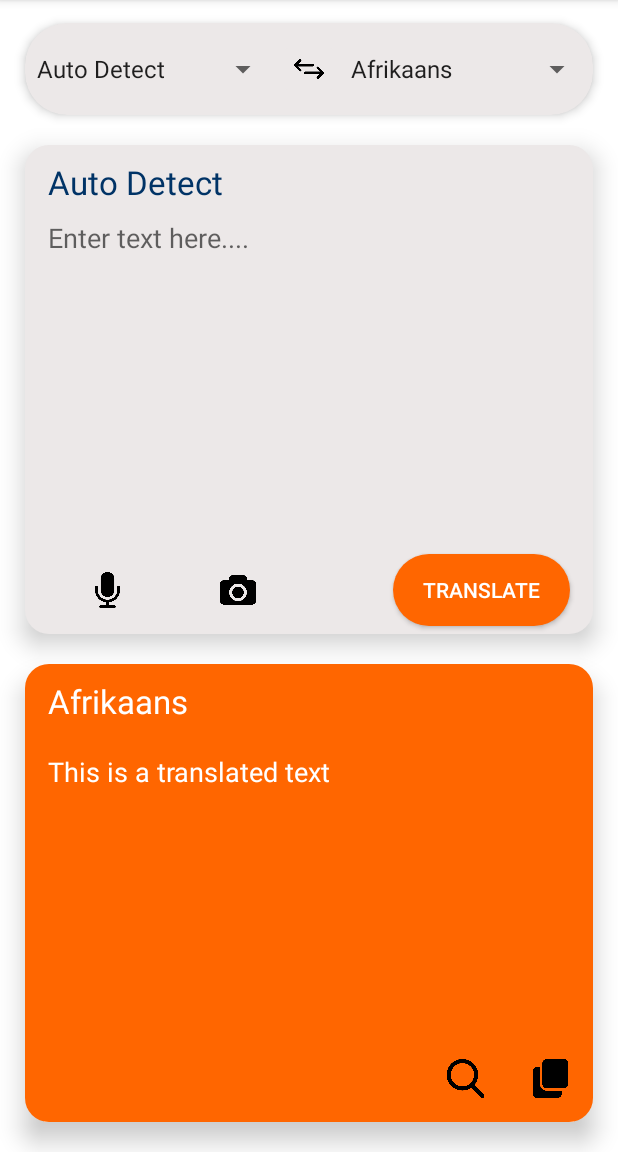
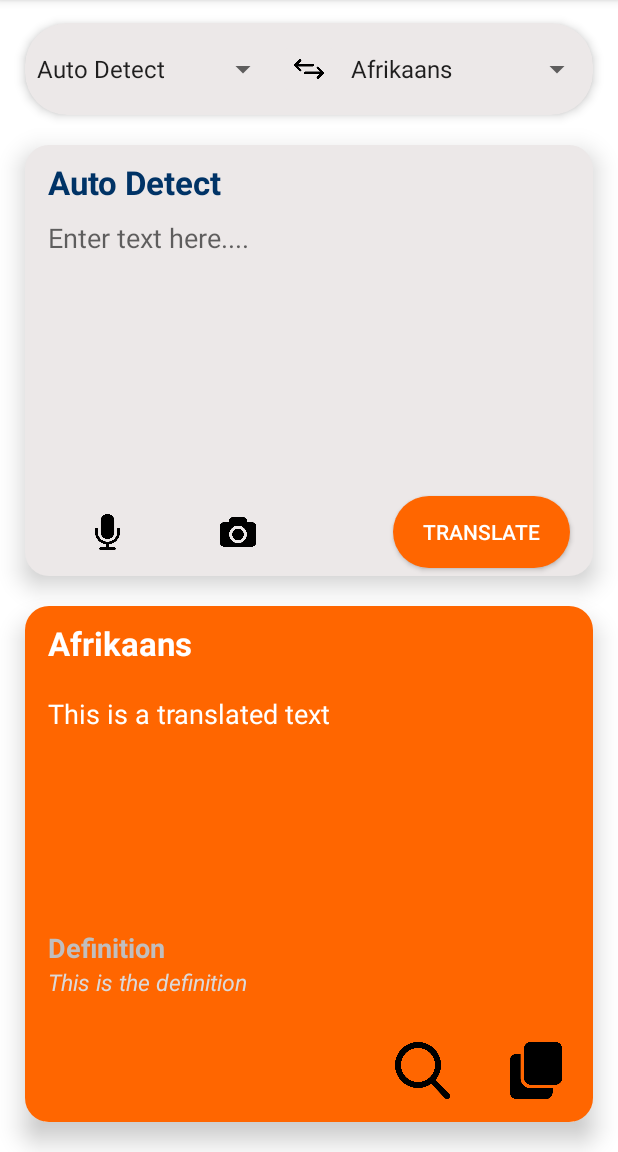
Before and after one commit to ismekakawin9/LinguaSnap, an Android app: the screen it shows after launch (MainActivity), on a phone screen of 412 x 824 dp, the part 84-1236 px from its top. Run offline under Robolectric (Android 15) with nearby library versions, the phone set to English and light mode, and no system bars; libraries missing offline, so code that uses them is left out: com.google.auth.oauth2, com.google.cloud.translate.

Commit message:
Updated Image To Text (with language scripts) and translate function. Updated Spell check

```diff
--- a/app/src/main/AndroidManifest.xml
+++ b/app/src/main/AndroidManifest.xml
@@ -22,10 +22,10 @@
         android:theme="@style/Theme.LinguaSnap"
         tools:targetApi="31">
         <activity
-            android:name=".ImageToTextActivity"
+            android:name=".imageToText.ImageToTextActivity"
             android:exported="true" />
         <activity
-            android:name=".MainActivity"
+            android:name=".main.MainActivity"
             android:exported="true">
             <intent-filter>
                 <action android:name="android.intent.action.MAIN" />
--- a/app/src/main/java/com/example/linguasnap/ImageToTextActivity.java
+++ b/app/src/main/java/com/example/linguasnap/imageToText/ImageToTextActivity.java
@@ -1,4 +1,4 @@
-package com.example.linguasnap;
+package com.example.linguasnap.imageToText;
 
 import androidx.annotation.NonNull;
 import androidx.appcompat.app.AppCompatActivity;
@@ -22,6 +22,8 @@ import android.widget.Spinner;
 import android.widget.TextView;
 import android.widget.Toast;
 
+import com.example.linguasnap.R;
+import com.example.linguasnap.utils.utils;
 import com.google.android.gms.tasks.OnFailureListener;
 import com.google.android.gms.tasks.OnSuccessListener;
 import com.google.android.gms.tasks.Task;
--- a/app/src/main/java/com/example/linguasnap/utils.java
+++ b/app/src/main/java/com/example/linguasnap/utils/utils.java
@@ -1,4 +1,4 @@
-package com.example.linguasnap;
+package com.example.linguasnap.utils;
 
 public class utils {
     public static final int CAMERA_PICK_CODE = 200;
--- a/app/src/main/res/layout/activity_image_to_text.xml
+++ b/app/src/main/res/layout/activity_image_to_text.xml
@@ -4,7 +4,7 @@
     xmlns:tools="http://schemas.android.com/tools"
     android:layout_width="match_parent"
     android:layout_height="match_parent"
-    tools:context=".ImageToTextActivity">
+    tools:context=".imageToText.ImageToTextActivity">
 
     <androidx.cardview.widget.CardView
         android:id="@+id/cardView"
--- a/app/src/main/res/layout/activity_main.xml
+++ b/app/src/main/res/layout/activity_main.xml
@@ -1,10 +1,12 @@
 <?xml version="1.0" encoding="utf-8"?>
+
 <androidx.constraintlayout.widget.ConstraintLayout xmlns:android="http://schemas.android.com/apk/res/android"
     xmlns:app="http://schemas.android.com/apk/res-auto"
     xmlns:tools="http://schemas.android.com/tools"
     android:layout_width="match_parent"
     android:layout_height="match_parent"
-    tools:context=".MainActivity">
+    android:visibility="visible"
+    tools:context=".main.MainActivity">
 
     <androidx.constraintlayout.widget.Guideline
         android:id="@+id/guideline1"
@@ -86,14 +88,14 @@
         android:layout_width="0dp"
         android:layout_height="0dp"
         android:layout_marginTop="20dp"
+        android:layout_marginBottom="20dp"
         android:background="@drawable/round_shape_box"
         android:elevation="10dp"
-        app:layout_constraintBottom_toTopOf="@+id/guideline5"
+        app:layout_constraintBottom_toTopOf="@+id/ll_suggestion"
         app:layout_constraintEnd_toStartOf="@+id/guideline2"
         app:layout_constraintHorizontal_bias="0.0"
         app:layout_constraintStart_toStartOf="@+id/guideline1"
-        app:layout_constraintTop_toTopOf="@+id/guideline3"
-        app:layout_constraintVertical_bias="1.0">
+        app:layout_constraintTop_toTopOf="@+id/guideline3">
 
         <androidx.constraintlayout.widget.Guideline
             android:id="@+id/guideline16"
@@ -123,6 +125,7 @@
             android:layout_marginLeft="15dp"
             android:layout_marginTop="10dp"
             android:text="English"
+            android:textStyle="bold"
             android:textColor="#003366"
             android:textSize="22dp"
             app:layout_constraintStart_toStartOf="parent"
@@ -184,15 +187,23 @@
     </androidx.constraintlayout.widget.ConstraintLayout>
 
     <androidx.constraintlayout.widget.ConstraintLayout
+        android:id="@+id/cl_translated"
         android:layout_width="0dp"
         android:layout_height="0dp"
+        android:layout_marginVertical="20dp"
         android:background="@drawable/translated_box"
         android:elevation="10dp"
-        android:layout_marginVertical="20dp"
         app:layout_constraintBottom_toBottomOf="parent"
         app:layout_constraintEnd_toStartOf="@+id/guideline2"
         app:layout_constraintStart_toStartOf="@+id/guideline1"
-        app:layout_constraintTop_toBottomOf="@+id/constraintLayout">
+        app:layout_constraintTop_toTopOf="@+id/guideline17">
+
+        <androidx.constraintlayout.widget.Guideline
+            android:id="@+id/guideline19"
+            android:layout_width="wrap_content"
+            android:layout_height="wrap_content"
+            android:orientation="horizontal"
+            app:layout_constraintGuide_percent="0.66" />
 
         <TextView
             android:id="@+id/TextTo"
@@ -201,6 +212,7 @@
             android:layout_marginLeft="15dp"
             android:layout_marginTop="10dp"
             android:text="Vietnamese"
+            android:textStyle="bold"
             android:textColor="@color/white"
             android:textSize="22dp"
             app:layout_constraintStart_toStartOf="parent"
@@ -208,12 +220,14 @@
 
         <TextView
             android:id="@+id/Translated"
-            android:layout_width="wrap_content"
+            android:layout_width="0dp"
             android:layout_height="wrap_content"
+            android:layout_marginTop="20dp"
+            android:layout_marginEnd="20dp"
             android:text="This is a translated text"
+            android:textColor="@color/white"
             android:textSize="18dp"
-            android:layout_marginTop="20dp"
-            android:textColor="@color/white"
+            app:layout_constraintEnd_toEndOf="parent"
             app:layout_constraintStart_toStartOf="@+id/TextTo"
             app:layout_constraintTop_toBottomOf="@+id/TextTo" />
 
@@ -222,21 +236,21 @@
             android:layout_width="wrap_content"
             android:layout_height="wrap_content"
             android:orientation="horizontal"
-            app:layout_constraintGuide_percent="0.81" />
+            app:layout_constraintGuide_percent="0.8" />
 
         <androidx.constraintlayout.widget.Guideline
             android:id="@+id/guideline7"
             android:layout_width="wrap_content"
             android:layout_height="wrap_content"
             android:orientation="vertical"
-            app:layout_constraintGuide_percent="0.85" />
+            app:layout_constraintGuide_percent="0.8" />
 
         <androidx.constraintlayout.widget.Guideline
             android:id="@+id/guideline8"
             android:layout_width="wrap_content"
             android:layout_height="wrap_content"
             android:orientation="vertical"
-            app:layout_constraintGuide_percent="0.70" />
+            app:layout_constraintGuide_percent="0.6" />
 
         <ImageView
             android:id="@+id/imageView3"
@@ -260,14 +274,74 @@
             app:layout_constraintTop_toTopOf="@+id/guideline6"
             app:srcCompat="@drawable/search_icon" />
 
+        <TextView
+            android:id="@+id/textView3"
+            android:layout_width="wrap_content"
+            android:layout_height="wrap_content"
+            android:text="Definition"
+            android:textColor="#C1BEBE"
+            android:textStyle="bold"
+            android:visibility="visible"
+            android:textSize="18dp"
+            app:layout_constraintBottom_toTopOf="@+id/guideline19"
+            app:layout_constraintStart_toStartOf="@+id/TextTo"
+            app:layout_constraintTop_toTopOf="@+id/guideline19" />
+
+        <TextView
+            android:id="@+id/textView5"
+            android:layout_width="0dp"
+            android:layout_height="0dp"
+            android:layout_marginEnd="20dp"
+
+            android:text="This is the definition"
+            android:textColor="#DCD9D9"
+            android:textSize="15dp"
+            android:textStyle="italic"
+            app:layout_constraintBottom_toTopOf="@+id/guideline6"
+            app:layout_constraintEnd_toEndOf="parent"
+            app:layout_constraintStart_toStartOf="@+id/textView3"
+            app:layout_constraintTop_toBottomOf="@+id/textView3" />
+
+
     </androidx.constraintlayout.widget.ConstraintLayout>
 
 
     <androidx.constraintlayout.widget.Guideline
-        android:id="@+id/guideline5"
+        android:id="@+id/guideline17"
         android:layout_width="wrap_content"
         android:layout_height="wrap_content"
         android:orientation="horizontal"
-        app:layout_constraintGuide_percent="0.55" />
+        app:layout_constraintGuide_percent="0.5" />
 
+    <LinearLayout
+        android:id="@+id/ll_suggestion"
+        android:layout_width="0dp"
+        android:elevation="10dp"
+        android:layout_height="wrap_content"
+        android:layout_marginBottom="20dp"
+        android:background="@drawable/round_shape_box"
+        android:orientation="vertical"
+        android:visibility="gone"
+        app:layout_constraintBottom_toTopOf="@+id/cl_translated"
+        app:layout_constraintEnd_toEndOf="@+id/constraintLayout"
+        app:layout_constraintStart_toStartOf="@+id/guideline1">
+
+        <TextView
+            android:layout_width="match_parent"
+            android:layout_height="wrap_content"
+            android:text="Did you mean"
+            android:textColor="#F30202"
+            android:textSize="18dp"
+            android:padding="2dp"
+            android:layout_marginStart="20dp"/>
+
+        <TextView
+            android:id="@+id/tv_suggestedText"
+            android:layout_width="match_parent"
+            android:layout_height="wrap_content"
+            android:text="Suggested Text"
+            android:textSize="18dp"
+            android:padding="2dp"
+            android:layout_marginStart="20dp"/>
+    </LinearLayout>
 </androidx.constraintlayout.widget.ConstraintLayout>
```
Also changed, not shown: app/build.gradle (+7 -0 lines), app/src/main/java/com/example/linguasnap/client/GrammarBotClient.java (added, +29 -0 lines), app/src/main/java/com/example/linguasnap/main/MainActivity.java (renamed from app/src/main/java/com/example/linguasnap/MainActivity.java, +76 -8 lines), app/src/main/java/com/example/linguasnap/model/Context.java (added, +31 -0 lines), app/src/main/java/com/example/linguasnap/model/DetectedLanguage.java (added, +22 -0 lines), app/src/main/java/com/example/linguasnap/model/Language.java (added, +31 -0 lines), app/src/main/java/com/example/linguasnap/model/Match.java (added, +51 -0 lines), app/src/main/java/com/example/linguasnap/model/Replacement.java (added, +13 -0 lines), app/src/main/java/com/example/linguasnap/utils/TextCorrection.java (added, +44 -0 lines), app/src/main/java/com/example/linguasnap/utils/TranslateFrom.java (renamed from app/src/main/java/com/example/linguasnap/TranslateTo.java, +21 -3 lines), app/src/main/java/com/example/linguasnap/utils/TranslateTo.java (renamed from app/src/main/java/com/example/linguasnap/TranslateFrom.java, +3 -21 lines), app/libs/commons-lang3-3.12.0.jar (added), app/libs/commons-text-1.10.0.jar (added).
